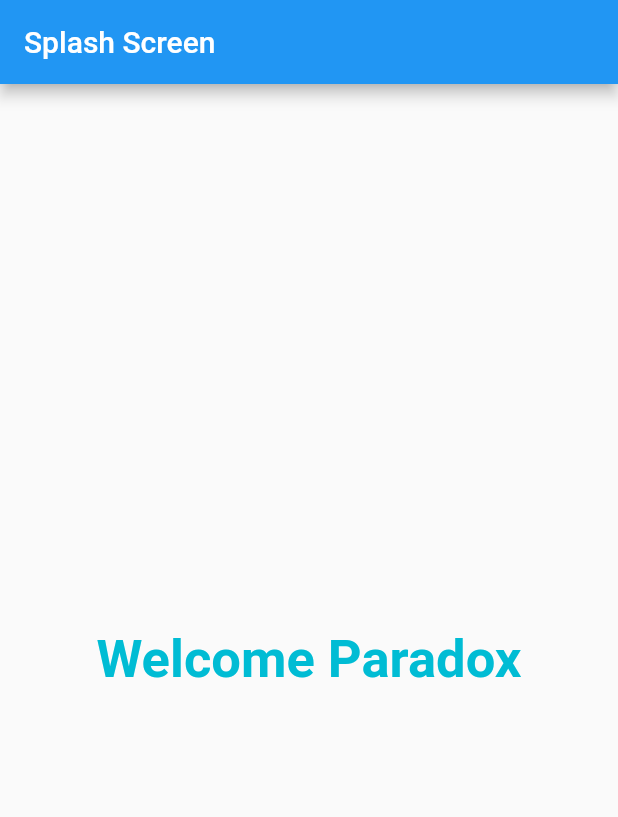
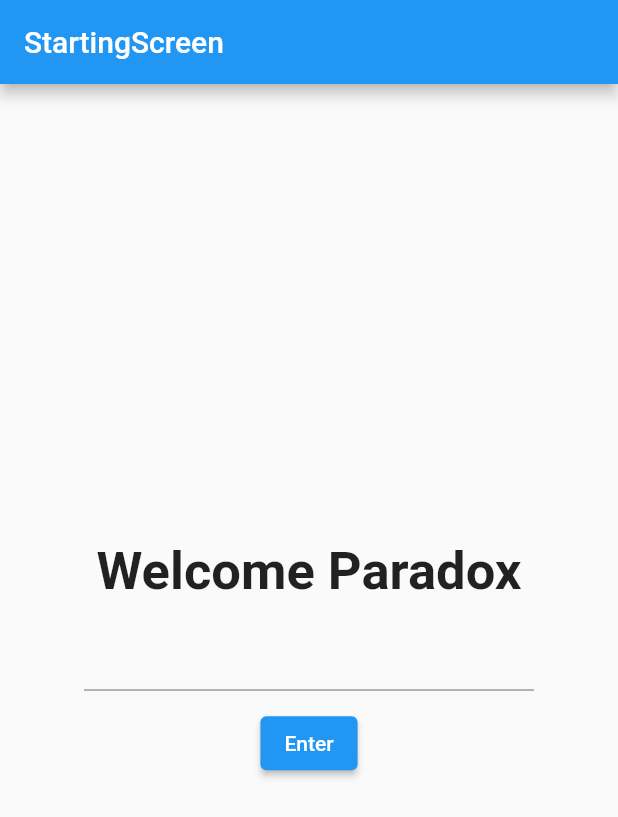
Before and after one commit to yasin9064/flutter_application_1, a Flutter app: the screen it shows after launch, on a phone screen of 412 x 824 dp. Shown: the top 817 px of the screen. Run offline on Flutter 3.47's test engine with Material 2 defaults, Android fonts, the phone set to English and light mode, and no system bars; our stand-ins replace font_awesome_flutter.

Commit message:
Learn to transfer data from One Screen to Another.

```diff
--- a/lib/HomeScreen.dart
+++ b/lib/HomeScreen.dart
@@ -1,19 +1,14 @@
-// ignore_for_file: unused_import
+// ignore_for_file: unused_import, must_be_immutable, file_names, use_key_in_widget_constructors, prefer_typing_uninitialized_variables, prefer_const_constructors
 
 import 'package:flutter/material.dart';
 import 'package:flutter_application_1/UI_Helper/utii.dart';
 import 'package:flutter_application_1/Widgets/Buttons.dart';
 import 'package:font_awesome_flutter/font_awesome_flutter.dart';
 
-class HomeScreen extends StatefulWidget {
-   HomeScreen({Key? key}) : super(key: key);
+class HomeScreen extends StatelessWidget {
+  var nameFromIntro;
 
-  @override
-  State<HomeScreen> createState() => _HomeScreenState();
-}
-
-class _HomeScreenState extends State<HomeScreen> {
-
+  HomeScreen(this.nameFromIntro);
 
   @override
   Widget build(BuildContext context) {
@@ -22,10 +17,11 @@ class _HomeScreenState extends State<HomeScreen> {
           title: Text('Splash Screen'),
         ),
         body: Center(
-          child: Text('Welcome Paradox',
-          style: TextStyle(fontSize: 35, fontWeight: FontWeight.bold, color: Colors.cyan),
+            child: Text(
+          'Welcome: $nameFromIntro',
+          style: TextStyle(
+              fontSize: 35, fontWeight: FontWeight.bold, color: Colors.cyan),
           textAlign: TextAlign.center,
-          ))
-        );
+        )));
   }
 }
--- a/lib/SplashScreen.dart
+++ b/lib/SplashScreen.dart
@@ -1,10 +1,11 @@
-// ignore_for_file: file_names
+// ignore_for_file: file_names, unused_import, unnecessary_import, use_key_in_widget_constructors, prefer_const_constructors
 
 import 'dart:async';
 
 import 'package:flutter/material.dart';
 import 'package:flutter/widgets.dart';
 import 'package:flutter_application_1/HomeScreen.dart';
+import 'package:flutter_application_1/StartingScreen.dart';
 
 class SplashScreen extends StatefulWidget {
   @override
@@ -19,7 +20,7 @@ class _SplashScreenState extends State<SplashScreen> {
     Timer(Duration(seconds: 5), () {
       Navigator.pushReplacement(
         context, MaterialPageRoute(
-          builder: ((context) => HomeScreen())));
+          builder: ((context) => StartingScreen())));
     });
   }
 
--- /dev/null
+++ b/lib/StartingScreen.dart
@@ -0,0 +1,38 @@
+// ignore_for_file: use_key_in_widget_constructors, file_names, must_be_immutable, prefer_const_constructors, sized_box_for_whitespace
+
+import 'package:flutter/material.dart';
+import 'package:flutter_application_1/HomeScreen.dart';
+
+class StartingScreen extends StatelessWidget {
+
+  var nameController = TextEditingController();
+
+  @override
+  Widget build(BuildContext context) {
+    return Scaffold(
+      appBar: AppBar(
+        title: Text('StartingScreen'),
+      ),
+      body: Center(
+        child: Container(
+          width: 300,
+          child: Column(
+            mainAxisAlignment: MainAxisAlignment.center,
+            children: [
+              Text('Welcome Paradox', style: TextStyle(fontSize: 35, fontWeight: FontWeight.bold)),
+              SizedBox(height: 11),
+
+              TextField(controller: nameController,),
+
+              SizedBox(height: 11),
+
+              ElevatedButton(onPressed: (){
+                Navigator.push(context, MaterialPageRoute(builder: ((context) => HomeScreen(nameController.text.toString()))));
+              }, child: Text('Enter'))
+            ],
+          ),
+        ),
+      ),
+    );
+  }
+}
--- a/lib/main.dart
+++ b/lib/main.dart
@@ -2,7 +2,7 @@
 
 import 'package:flutter/material.dart';
 import 'package:flutter_application_1/HomeScreen.dart';
-import 'package:flutter_application_1/IntroScreen.dart';
+import 'package:flutter_application_1/StartingScreen.dart';
 import 'package:flutter_application_1/SplashScreen.dart';
 
 void main() {
```
Also changed, not shown: lib/IntroScreen.dart (deleted, +0 -25 lines).
